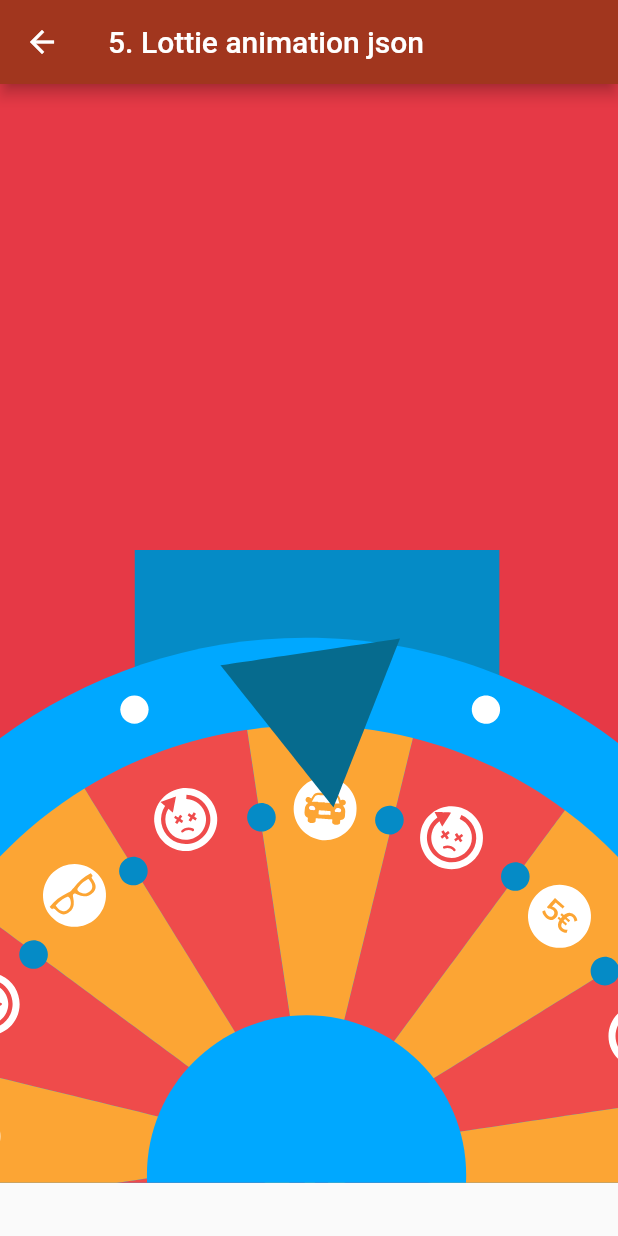
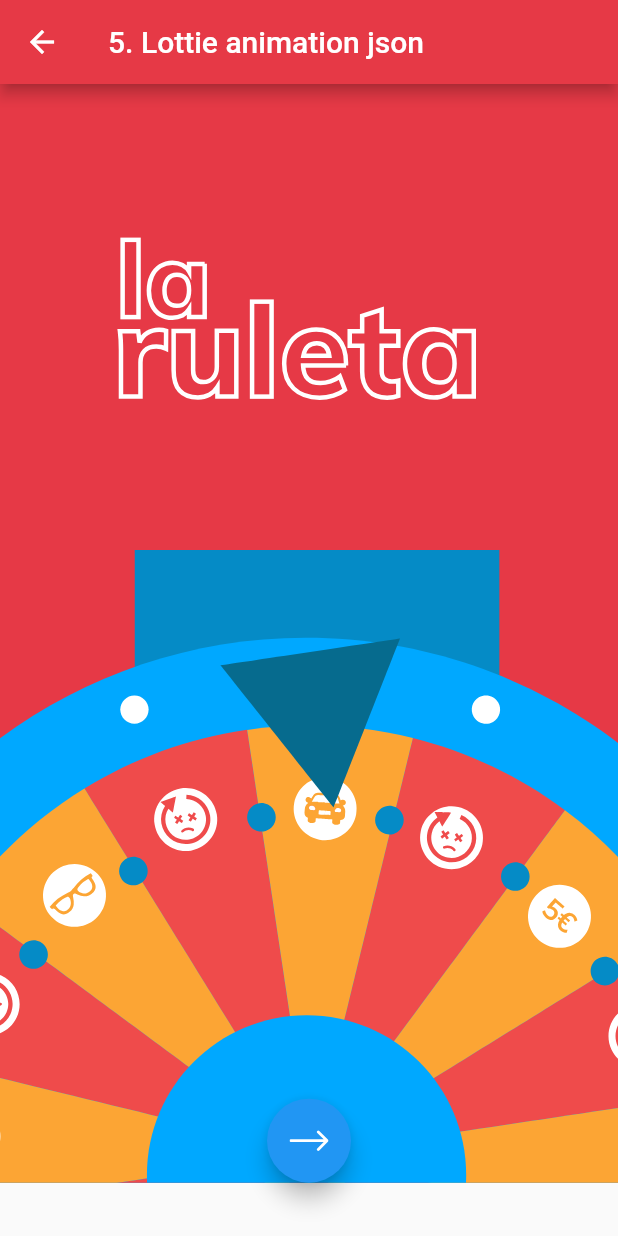
Before and after one commit to pedromolesp/animaciones_app, a Flutter app: the LottieAnimation screen opened by its route, on a phone screen of 412 x 824 dp. Run offline on Flutter 3.47's test engine with Material 2 defaults, Android fonts, the light colour scheme and no system bars; our stand-ins replace flutter_svg, fluttertoast, lottie.

Commit message:
terminados animated

```diff
--- a/lib/main.dart
+++ b/lib/main.dart
@@ -1,4 +1,5 @@
 import 'package:animaciones_app/styles/colors.dart';
+import 'package:animaciones_app/view/pages/animated_widgets_native6.dart';
 import 'package:animaciones_app/view/pages/loading_page.dart';
 import 'package:animaciones_app/view/pages/lottie_animation5.dart';
 import 'package:animaciones_app/view/pages/native_animation_page2.dart';
@@ -32,6 +33,7 @@ class MyApp extends StatelessWidget {
         'presentacion': (BuildContext context) => Presentacion(),
         'tabbarview': (BuildContext context) => TabbarViewPage(),
         'lottie': (BuildContext context) => LottieAnimation(),
+        'animated': (BuildContext context) => AnimatedWidgetNatives(),
       },
     );
   }
--- a/lib/view/pages/lottie_animation5.dart
+++ b/lib/view/pages/lottie_animation5.dart
@@ -1,6 +1,8 @@
 import 'package:animaciones_app/helpers/media_size.dart';
 import 'package:animaciones_app/styles/colors.dart';
+import 'package:animaciones_app/view/widgets/floating_action_button.dart';
 import 'package:flutter/material.dart';
+import 'package:flutter_svg/svg.dart';
 import 'package:lottie/lottie.dart';
 
 class LottieAnimation extends StatefulWidget {
@@ -23,12 +25,19 @@ class _LottieAnimationState extends State<LottieAnimation>
     Size size = getMediaSize(context);
     return Scaffold(
       appBar: AppBar(
-        backgroundColor: chineseRed,
+        backgroundColor: scarlet,
         title: Text("5. Lottie animation json"),
       ),
       body: Container(
         color: scarlet,
-        child: Lottie.asset(
+        child: Stack(
+          children: [
+            Positioned(
+                top: size.height * 0.1,
+                width: size.width,
+                child: Center(
+                    child: SvgPicture.asset("assets/images/laruleta.svg"))),
+            Lottie.asset(
               'assets/animations/nopremio.json',
               width: size.width,
               fit: BoxFit.fitWidth,
@@ -36,12 +45,23 @@ class _LottieAnimationState extends State<LottieAnimation>
               onLoaded: (composition) {
                 _controller
                   ..duration = composition.duration
-              ..forward().then((value) {
+                  ..forward().then(
+                    (value) {
                       setState(() {
-                  _controller.reset();
-                });
+                        _controller.repeat();
                       });
                     },
+                  );
+              },
+            ),
+            Positioned(
+              width: size.width,
+              bottom: 0,
+              child: Center(
+                child: getFloatingActionButtonNext(context, size, "animated"),
+              ),
+            )
+          ],
         ),
       ),
     );
```
Also changed, not shown: lib/view/pages/animated_widgets_native6.dart (added, +94 -0 lines), assets/images/laruleta.svg (added), lib/view/pages/charts7.dart (added), 1 other file. Lines whose indentation alone changed are shown as unchanged.
